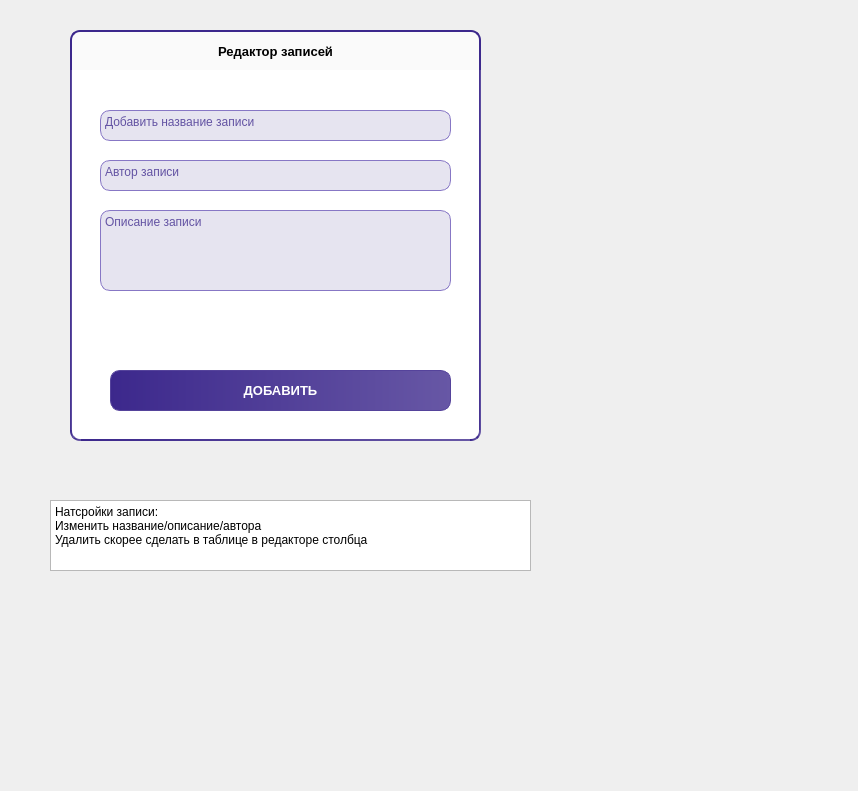
FREDY129053/Tasks-Table, file Users_Interfaces/REDACTOR_ZAPIS_TEST.ui: the form before one commit.
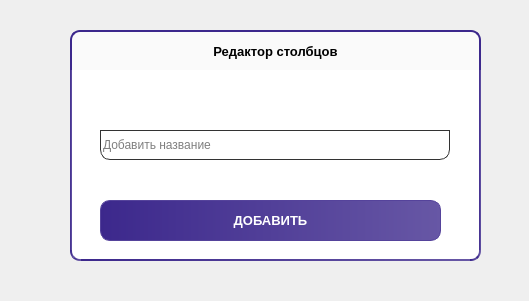
The form after the commit.

Commit message: Основной функционал без +записей

Diff of the .ui file:
```diff
--- a/Users_Interfaces/REDACTOR_ZAPIS_TEST.ui
+++ b/Users_Interfaces/REDACTOR_ZAPIS_TEST.ui
@@ -6,30 +6,13 @@
    <rect>
     <x>0</x>
     <y>0</y>
-    <width>858</width>
-    <height>791</height>
+    <width>529</width>
+    <height>301</height>
    </rect>
   </property>
   <property name="windowTitle">
    <string>Form</string>
   </property>
-  <widget class="QTextEdit" name="textEdit_3">
-   <property name="geometry">
-    <rect>
-     <x>50</x>
-     <y>500</y>
-     <width>481</width>
-     <height>71</height>
-    </rect>
-   </property>
-   <property name="html">
-    <string>&lt;!DOCTYPE HTML PUBLIC &quot;-//W3C//DTD HTML 4.0//EN&quot; &quot;http://www.w3.org/TR/REC-html40/strict.dtd&quot;&gt;
-&lt;html&gt;&lt;head&gt;&lt;meta name=&quot;qrichtext&quot; content=&quot;1&quot; /&gt;&lt;meta charset=&quot;utf-8&quot; /&gt;&lt;style type=&quot;text/css&quot;&gt;
-p, li { white-space: pre-wrap; }
-&lt;/style&gt;&lt;/head&gt;&lt;body style=&quot; font-family:'Segoe UI'; font-size:9pt; font-weight:400; font-style:normal;&quot;&gt;
-&lt;p style=&quot; margin-top:0px; margin-bottom:0px; margin-left:0px; margin-right:0px; -qt-block-indent:0; text-indent:0px;&quot;&gt;Натсройки записи:&lt;br /&gt;Изменить название/описание/автора&lt;br /&gt;Удалить скорее сделать в таблице в редакторе столбца&lt;/p&gt;&lt;/body&gt;&lt;/html&gt;</string>
-   </property>
-  </widget>
   <widget class="QLabel" name="label_2">
    <property name="geometry">
     <rect>
@@ -57,7 +40,7 @@
 border-top-left-radius: 10px;</string>
    </property>
    <property name="text">
-    <string>Редактор записей</string>
+    <string>Редактор столбцов</string>
    </property>
    <property name="alignment">
     <set>Qt::AlignCenter</set>
@@ -69,7 +52,7 @@
      <x>70</x>
      <y>70</y>
      <width>411</width>
-     <height>371</height>
+     <height>191</height>
     </rect>
    </property>
    <property name="autoFillBackground">
@@ -122,8 +105,8 @@
    <widget class="QPushButton" name="registration_btn">
     <property name="geometry">
      <rect>
-      <x>40</x>
-      <y>300</y>
+      <x>30</x>
+      <y>130</y>
       <width>341</width>
       <height>41</height>
      </rect>
@@ -155,133 +138,23 @@
      <string>ДОБАВИТЬ</string>
     </property>
    </widget>
-   <widget class="QTextEdit" name="textEdit_4">
+   <widget class="QLineEdit" name="name_adding">
     <property name="geometry">
      <rect>
       <x>30</x>
-      <y>40</y>
-      <width>351</width>
-      <height>31</height>
+      <y>60</y>
+      <width>350</width>
+      <height>30</height>
      </rect>
     </property>
     <property name="styleSheet">
-     <string notr="true">QTextEdit{
-	background: #E6E4F0;
-	border: 1px solid #8777C5;
-	box-shadow: 0px 1.23485px 12px rgba(0, 0, 0, 0.25);
-	border-radius: 10px;
+     <string notr="true">border: none;
+border-radoius: 2px;
 
-	font-family: 'Work Sans';
-font-style: normal;
-font-weight: 600;
-font-size: 13px;
-line-height: 13px;
-
-
-color: #6353A3;
-}
-
-QTextEdit:focus {
-	border: 1px solid #55439B;
-	background: #F3F2FA;
-}
-
-::placeholder {
- color: red;
-}</string>
+border: 1px solid #333333;</string>
     </property>
-    <property name="html">
-     <string>&lt;!DOCTYPE HTML PUBLIC &quot;-//W3C//DTD HTML 4.0//EN&quot; &quot;http://www.w3.org/TR/REC-html40/strict.dtd&quot;&gt;
-&lt;html&gt;&lt;head&gt;&lt;meta name=&quot;qrichtext&quot; content=&quot;1&quot; /&gt;&lt;meta charset=&quot;utf-8&quot; /&gt;&lt;style type=&quot;text/css&quot;&gt;
-p, li { white-space: pre-wrap; }
-&lt;/style&gt;&lt;/head&gt;&lt;body style=&quot; font-family:'Work Sans'; font-size:13px; font-weight:600; font-style:normal;&quot;&gt;
-&lt;p style=&quot; margin-top:0px; margin-bottom:0px; margin-left:0px; margin-right:0px; -qt-block-indent:0; text-indent:0px;&quot;&gt;&lt;span style=&quot; font-family:'Segoe UI'; font-size:9pt; font-weight:400;&quot;&gt;Добавить название записи&lt;/span&gt;&lt;/p&gt;&lt;/body&gt;&lt;/html&gt;</string>
-    </property>
-   </widget>
-   <widget class="QTextEdit" name="textEdit_5">
-    <property name="geometry">
-     <rect>
-      <x>30</x>
-      <y>140</y>
-      <width>351</width>
-      <height>81</height>
-     </rect>
-    </property>
-    <property name="styleSheet">
-     <string notr="true">QTextEdit{
-	background: #E6E4F0;
-	border: 1px solid #8777C5;
-	box-shadow: 0px 1.23485px 12px rgba(0, 0, 0, 0.25);
-	border-radius: 10px;
-
-	font-family: 'Work Sans';
-font-style: normal;
-font-weight: 600;
-font-size: 13px;
-line-height: 13px;
-
-
-color: #6353A3;
-}
-
-QTextEdit:focus {
-	border: 1px solid #55439B;
-	background: #F3F2FA;
-}
-
-::placeholder {
- color: red;
-}</string>
-    </property>
-    <property name="html">
-     <string>&lt;!DOCTYPE HTML PUBLIC &quot;-//W3C//DTD HTML 4.0//EN&quot; &quot;http://www.w3.org/TR/REC-html40/strict.dtd&quot;&gt;
-&lt;html&gt;&lt;head&gt;&lt;meta name=&quot;qrichtext&quot; content=&quot;1&quot; /&gt;&lt;meta charset=&quot;utf-8&quot; /&gt;&lt;style type=&quot;text/css&quot;&gt;
-p, li { white-space: pre-wrap; }
-&lt;/style&gt;&lt;/head&gt;&lt;body style=&quot; font-family:'Work Sans'; font-size:13px; font-weight:600; font-style:normal;&quot;&gt;
-&lt;p style=&quot; margin-top:0px; margin-bottom:0px; margin-left:0px; margin-right:0px; -qt-block-indent:0; text-indent:0px;&quot;&gt;&lt;span style=&quot; font-family:'Segoe UI'; font-size:9pt; font-weight:400;&quot;&gt;Описание записи&lt;/span&gt;&lt;/p&gt;&lt;/body&gt;&lt;/html&gt;</string>
-    </property>
-   </widget>
-   <widget class="QTextEdit" name="textEdit_6">
-    <property name="geometry">
-     <rect>
-      <x>30</x>
-      <y>90</y>
-      <width>351</width>
-      <height>31</height>
-     </rect>
-    </property>
-    <property name="styleSheet">
-     <string notr="true">QTextEdit{
-	background: #E6E4F0;
-	border: 1px solid #8777C5;
-	box-shadow: 0px 1.23485px 12px rgba(0, 0, 0, 0.25);
-	border-radius: 10px;
-
-	font-family: 'Work Sans';
-font-style: normal;
-font-weight: 600;
-font-size: 13px;
-line-height: 13px;
-
-
-color: #6353A3;
-}
-
-QTextEdit:focus {
-	border: 1px solid #55439B;
-	background: #F3F2FA;
-}
-
-::placeholder {
- color: red;
-}</string>
-    </property>
-    <property name="html">
-     <string>&lt;!DOCTYPE HTML PUBLIC &quot;-//W3C//DTD HTML 4.0//EN&quot; &quot;http://www.w3.org/TR/REC-html40/strict.dtd&quot;&gt;
-&lt;html&gt;&lt;head&gt;&lt;meta name=&quot;qrichtext&quot; content=&quot;1&quot; /&gt;&lt;meta charset=&quot;utf-8&quot; /&gt;&lt;style type=&quot;text/css&quot;&gt;
-p, li { white-space: pre-wrap; }
-&lt;/style&gt;&lt;/head&gt;&lt;body style=&quot; font-family:'Work Sans'; font-size:13px; font-weight:600; font-style:normal;&quot;&gt;
-&lt;p style=&quot; margin-top:0px; margin-bottom:0px; margin-left:0px; margin-right:0px; -qt-block-indent:0; text-indent:0px;&quot;&gt;&lt;span style=&quot; font-family:'Segoe UI'; font-size:9pt; font-weight:400;&quot;&gt;Автор записи&lt;/span&gt;&lt;/p&gt;&lt;/body&gt;&lt;/html&gt;</string>
+    <property name="placeholderText">
+     <string>Добавить название</string>
     </property>
    </widget>
   </widget>
```
Left out of the diff: 2 changed lines with no effect on the pictures. The commit also changes 8 other files.
